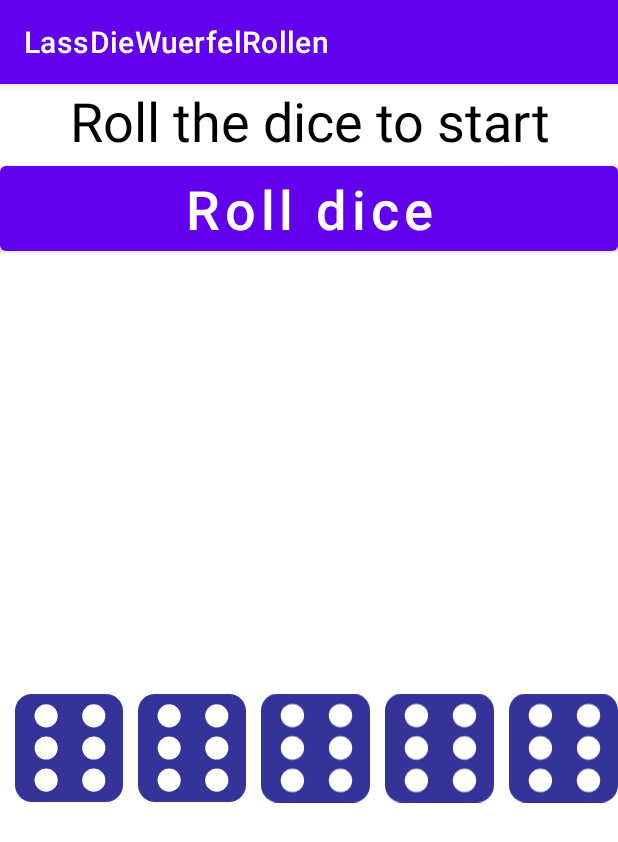
After one commit to LinkedInLearning/android-app-architect-2823026, an Android app: the DiceActivity screen opened directly, with no data from a screen before it, on a phone screen of 412 x 824 dp. The commit adds this screen. Shown: the top 842 px of the screen. Run offline under Robolectric (Android 15) with nearby library versions, the phone set to English and light mode, and no system bars.

Commit message:
DiceHelper.kt integriert

```diff
--- a/LassDieWuerfelRollen/app/src/main/AndroidManifest.xml
+++ b/LassDieWuerfelRollen/app/src/main/AndroidManifest.xml
@@ -9,6 +9,7 @@
         android:roundIcon="@mipmap/ic_launcher_round"
         android:supportsRtl="true"
         android:theme="@style/Theme.LassDieWuerfelRollen">
+        <activity android:name=".gui.DiceActivity"></activity>
         <activity android:name=".gui.MainActivity">
             <intent-filter>
                 <action android:name="android.intent.action.MAIN" />
--- /dev/null
+++ b/LassDieWuerfelRollen/app/src/main/java/de/rhistel/lassdiewuerfelrollen/gui/DiceActivity.kt
@@ -0,0 +1,53 @@
+package de.rhistel.lassdiewuerfelrollen.gui
+
+import androidx.appcompat.app.AppCompatActivity
+import android.os.Bundle
+import android.widget.ImageView
+import de.rhistel.lassdiewuerfelrollen.R
+
+/**
+ * Diese Activity zeigt fuenf Wuerfel an,
+ * welche durch einen Buttonklick gewuerfelt
+ * werden. Jeder dieser fuenf Wuerfel ist eine
+ * [ImageView], welche eine randomisierte Augenanzahl anzeigt.
+ * Die Bilder hierzu finden sich im resource/drawable - Ordner.
+ */
+class DiceActivity : AppCompatActivity() {
+
+    //region 1. Decl. and Init Attribute / Widgets
+
+    /**
+     * [ImageView]s welche die Wuerfel
+     * und deren randomisierte Augenzahl abbilden
+     */
+    private val imgvsDice by lazy {
+        arrayOf<ImageView>(
+            this.findViewById(R.id.imgvFirstDie),
+            this.findViewById(R.id.imgvSecondDie),
+            this.findViewById(R.id.imgvThirdDie),
+            this.findViewById(R.id.imgvFourthDie),
+            this.findViewById(R.id.imgvFifthDie)
+        )
+    }
+    //endregion
+
+    //region 2. Lebenszyklus
+
+    /**
+     * Startet als erstes nach dem Start der Actvitiy
+     */
+    override fun onCreate(savedInstanceState: Bundle?) {
+        super.onCreate(savedInstanceState)
+
+        //1. Layout setzen
+        this.setContentView(R.layout.dice_activity_layout)
+
+        //2. Widgets generieren
+
+        for (imgvCurrentDie in this.imgvsDice) {
+            imgvCurrentDie.setImageResource(R.drawable.six_pips)
+        }
+
+    }
+    //endregion
+}
--- /dev/null
+++ b/LassDieWuerfelRollen/app/src/main/res/layout/dice_activity_layout.xml
@@ -0,0 +1,83 @@
+<?xml version="1.0" encoding="utf-8"?>
+<LinearLayout
+    xmlns:android="http://schemas.android.com/apk/res/android"
+    xmlns:app="http://schemas.android.com/apk/res-auto"
+    xmlns:tools="http://schemas.android.com/tools"
+    android:layout_width="match_parent"
+    android:layout_height="match_parent"
+    tools:context=".DiceActivity"
+    android:orientation="vertical">
+
+
+    <TextView
+        android:text="@string/strRollTheDiceToStart"
+        android:layout_width="match_parent"
+        android:layout_height="wrap_content"
+        android:id="@+id/txtvRollResult"
+        android:textSize="36sp"
+        android:textColor="@android:color/black"
+        android:textAlignment="center"/>
+
+    <Button
+        android:text="@string/strRollDice"
+        android:layout_width="match_parent"
+        android:layout_height="wrap_content"
+        android:id="@+id/btnRollDice"
+        android:textAllCaps="false"
+        android:textSize="36sp"/>
+
+    <LinearLayout
+        android:orientation="horizontal"
+        android:layout_width="match_parent"
+        android:layout_height="match_parent"
+        android:id="@+id/linLayoutDice">
+
+        <ImageView
+            android:layout_width="wrap_content"
+            android:layout_height="match_parent"
+            app:srcCompat="@drawable/one_pip"
+            android:id="@+id/imgvFirstDie"
+            android:layout_weight="1"
+            android:contentDescription="@string/strFirstDie"
+            android:layout_marginStart="10dp"/>
+
+        <ImageView
+            android:layout_width="wrap_content"
+            android:layout_height="match_parent"
+            app:srcCompat="@drawable/two_pips"
+            android:id="@+id/imgvSecondDie"
+            android:layout_weight="1"
+            android:contentDescription="@string/strSecondDie"
+            android:layout_marginStart="10dp"/>
+
+        <ImageView
+            android:layout_width="wrap_content"
+            android:layout_height="match_parent"
+            app:srcCompat="@drawable/three_pips"
+            android:id="@+id/imgvThirdDie"
+            android:layout_weight="1"
+            android:contentDescription="@string/strThirdDie"
+            android:layout_marginStart="10dp"/>
+
+        <ImageView
+            android:layout_width="wrap_content"
+            android:layout_height="match_parent"
+            app:srcCompat="@drawable/four_pips"
+            android:id="@+id/imgvFourthDie"
+            android:layout_weight="1"
+            android:contentDescription="@string/strFourthDie"
+            android:layout_marginStart="10dp"/>
+
+        <ImageView
+            android:layout_width="wrap_content"
+            android:layout_height="match_parent"
+            app:srcCompat="@drawable/five_pips"
+            android:id="@+id/imgvFifthDie"
+            android:layout_weight="1"
+            android:contentDescription="@string/strFifthDie"
+            android:layout_marginStart="10dp"/>
+
+    </LinearLayout>
+
+
+</LinearLayout>
--- a/LassDieWuerfelRollen/app/src/main/res/values/strings.xml
+++ b/LassDieWuerfelRollen/app/src/main/res/values/strings.xml
@@ -39,5 +39,5 @@
 	<string name="strOpenNavDrawer">Open Navigation drawer</string>
 	<string name="strCloseNavDrawer">Close Navigation drawer</string>
 	<string name="strHeadLine">Welcome :D</string>
-	<string name="strHello">Hallo</string>
+	<string name="strHello">Hello</string>
 </resources>
```
Also changed, not shown: LassDieWuerfelRollen/app/src/main/java/de/rhistel/lassdiewuerfelrollen/gui/MainActivity.kt (+20 -3 lines), LassDieWuerfelRollen/app/src/main/java/de/rhistel/lassdiewuerfelrollen/logic/DiceHelper.kt (added, +162 -0 lines), LassDieWuerfelRollen/app/src/main/java/de/rhistel/lassdiewuerfelrollen/settings/AppConstants.kt (+14 -0 lines), 1 other file. Lines whose indentation alone changed are shown as unchanged.
